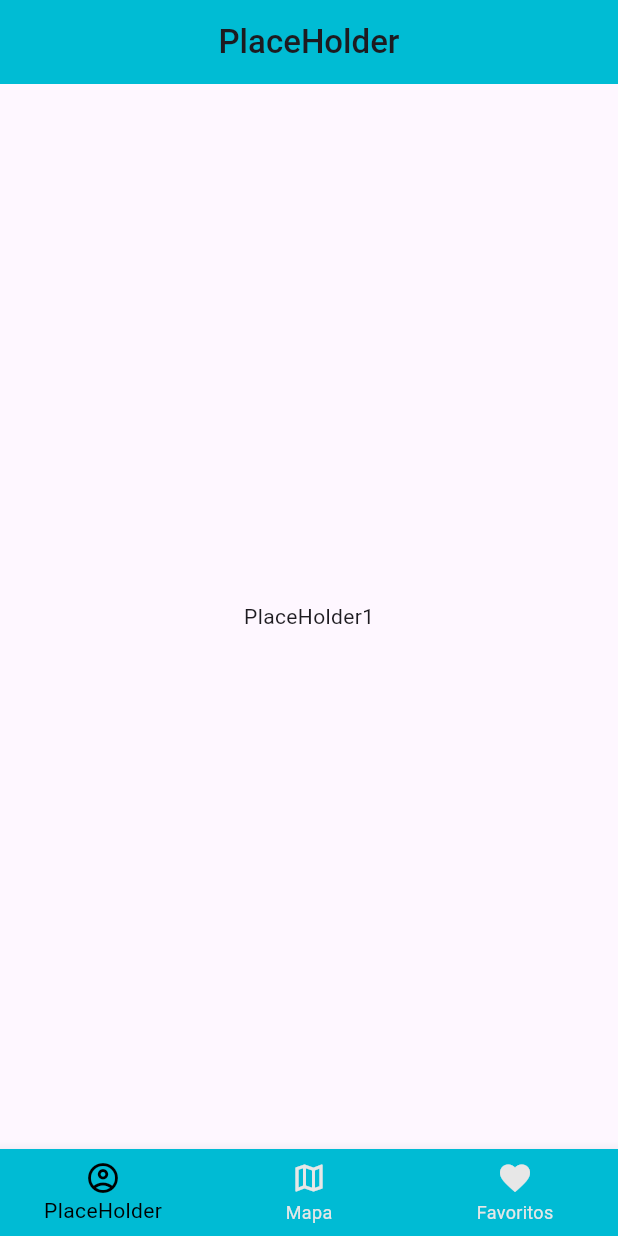
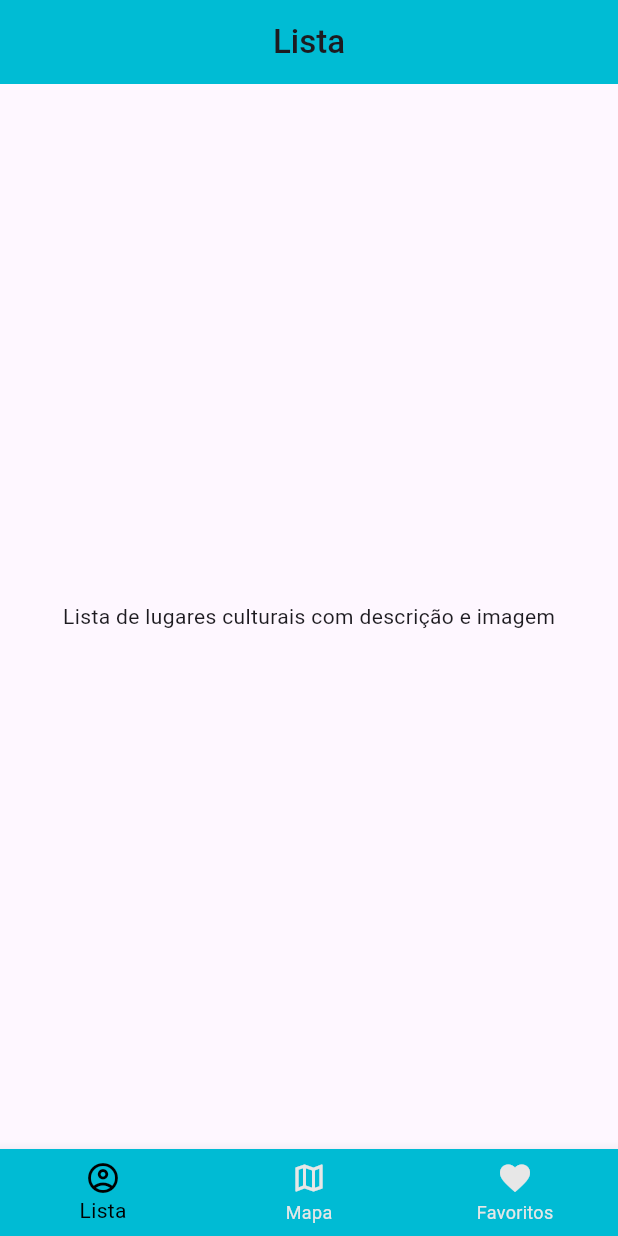
Before and after one commit to jonascsaraiva/Pe-na-Estrada-Cariri, a Flutter app: the screen it shows after launch, on a phone screen of 412 x 824 dp. Run offline on Flutter 3.47's test engine with Material 3 defaults, Android fonts, the light colour scheme and no system bars; our stand-ins replace geolocator, google_maps_flutter.

Commit message:
Marcadores adicionados

```diff
--- a/lib/home_page.dart
+++ b/lib/home_page.dart
@@ -13,7 +13,7 @@ class _HomePageState extends State<HomePage> {
 
   /// Páginas que vão aparecer no corpo
   final List<Widget> _pages = const [
-    Center(child: Text("PlaceHolder1")),
+    Center(child: Text("Lista de lugares culturais com descrição e imagem")),
     Center(child: MapPage()),
     Center(child: Text("Favoritos pagina aqui")),
   ];
@@ -25,7 +25,7 @@ class _HomePageState extends State<HomePage> {
     Icons.favorite,
   ];
 
-  final List<String> _titles = const ["PlaceHolder", "Mapa", "Favoritos"];
+  final List<String> _titles = const ["Lista", "Mapa", "Favoritos"];
 
   void _onItemTapped(int index) {
     setState(() => _selectedIndex = index);
--- a/lib/pages/map_page.dart
+++ b/lib/pages/map_page.dart
@@ -32,6 +32,7 @@ class _MapPageState extends State<MapPage> {
                 _mapController = controller;
                 context.read<Geolocalizacao>().onMapCreated(controller);
               },
+              markers: local.markers,
               initialCameraPosition: CameraPosition(
                 target: LatLng(local.lat, local.long),
                 zoom: 18,
@@ -43,7 +44,7 @@ class _MapPageState extends State<MapPage> {
               minMaxZoomPreference: MinMaxZoomPreference(15, 40),
             ),
 
-            // Botão centralizar (inferior direito)
+            // Botão centralizar na localização (inferior direito)
             Positioned(
               bottom: 20,
               right: 20,
--- a/lib/repositories/postos_repository.dart
+++ b/lib/repositories/loc_repository.dart
@@ -1,8 +1,8 @@
-import 'package:flutter/material.dart';
-import 'package:pe_na_estrada_cariri/models/localizacoes.dart';
+import 'package:flutter/widgets.dart';
+import '../models/localizacoes.dart';
 
-class PostosRepository extends ChangeNotifier {
-  final List<Localizacoes> _postos = [
+class LocRepository extends ChangeNotifier {
+  final List<Localizacoes> _localizacoes = [
     Localizacoes(
       nome: 'Basílica Menor de Nossa Senhora das Dores',
       endereco:
@@ -48,5 +48,5 @@ class PostosRepository extends ChangeNotifier {
     ),
   ];
 
-  List<Localizacoes> get postos => _postos;
+  List<Localizacoes> get localizacoes => _localizacoes;
 }
```
Also changed, not shown: lib/controllers/geolocalizacao.dart (+23 -0 lines).
